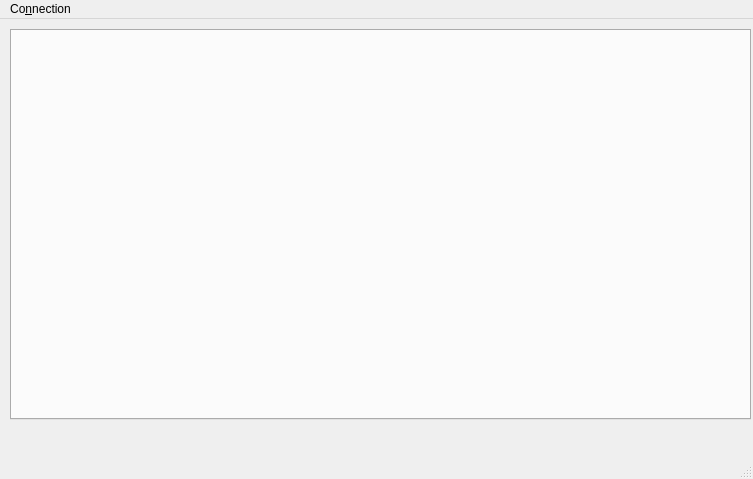
First picture: the form in desktop-client/src/mainwindow.ui, repository karthagokul/ChitChat, before the edit.
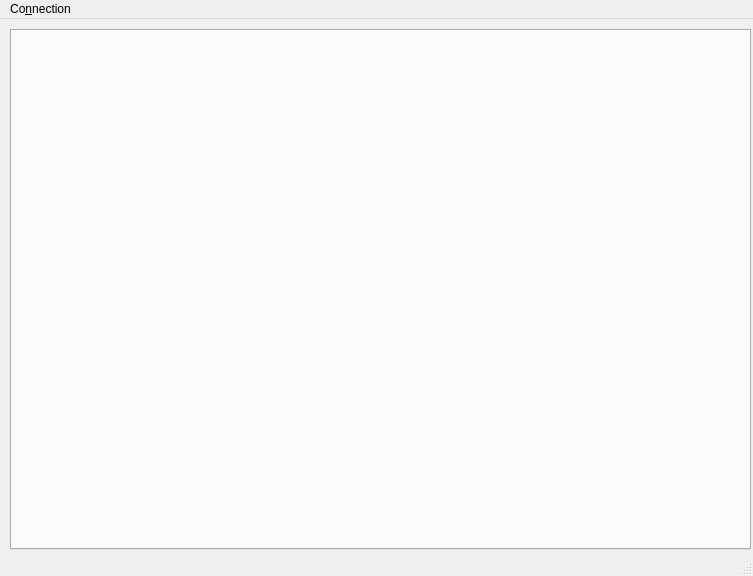
Second picture: the form after the edit.

What changed in the file:
```diff
--- a/desktop-client/src/mainwindow.ui
+++ b/desktop-client/src/mainwindow.ui
@@ -7,7 +7,7 @@
     <x>0</x>
     <y>0</y>
     <width>753</width>
-    <height>479</height>
+    <height>576</height>
    </rect>
   </property>
   <property name="windowTitle">
@@ -20,7 +20,7 @@
       <x>10</x>
       <y>10</y>
       <width>741</width>
-      <height>391</height>
+      <height>521</height>
      </rect>
     </property>
    </widget>
```
Left out of the diff: 2 changed lines with no effect on the pictures.
